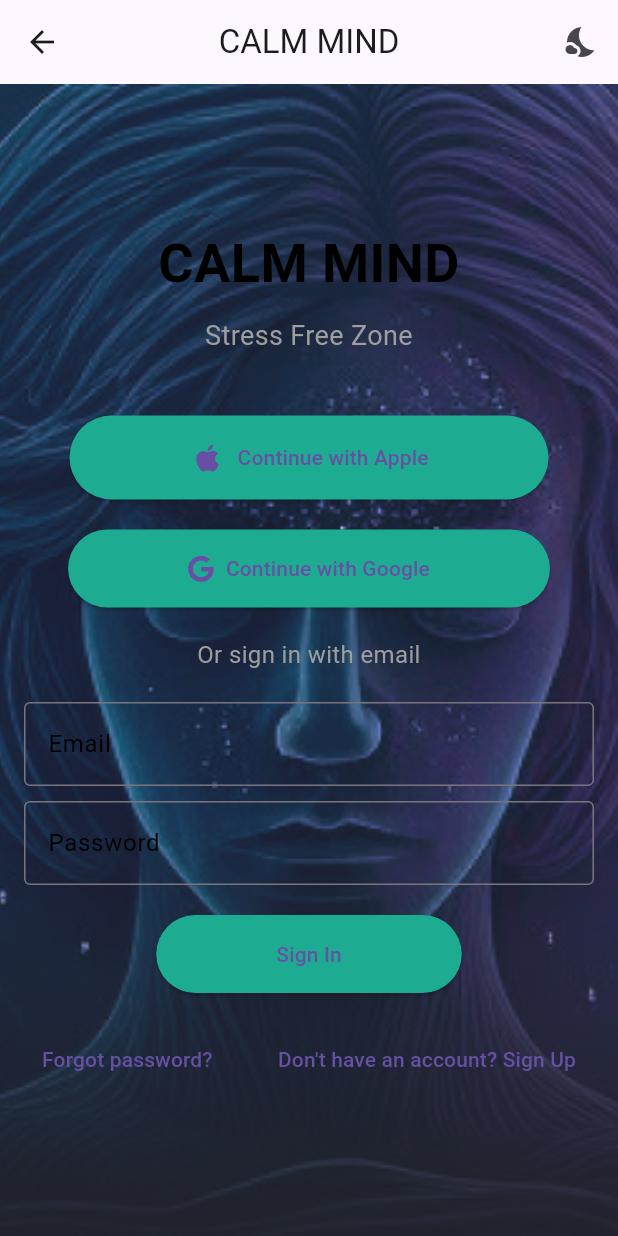
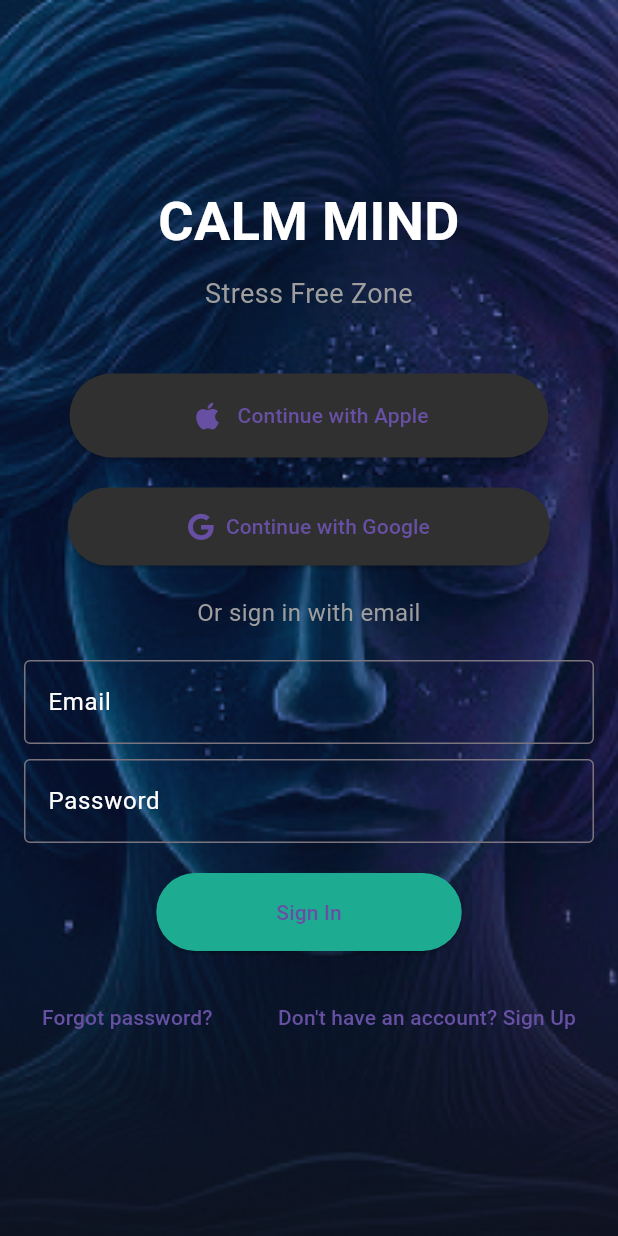
Before and after one commit to nimeshayasith/StressFreeZone_mobile, a Flutter app: the LoginPage screen opened by its route, on a phone screen of 412 x 824 dp. Run offline on Flutter 3.47's test engine with Material 3 defaults, Android fonts, the phone set to English and light mode, and no system bars; our stand-ins replace flutter_secure_storage, font_awesome_flutter, google_sign_in, image_picker, loading_animation_widget, percent_indicator and 2 more; accounts and stored records are empty; Roboto replaces fonts that are missing (Cabin).

Commit message:
exit the darkmode from signin

```diff
--- a/lib/screens/login_page/login_page.dart
+++ b/lib/screens/login_page/login_page.dart
@@ -87,24 +87,24 @@ class _LoginPageState extends State<LoginPage> {
   @override
   Widget build(BuildContext context) {
     return Scaffold(
-      appBar: AppBar(
-        title: const Text(
-          'CALM MIND',
-          style: TextStyle(fontFamily: 'Cabin'),
-        ),
-        centerTitle: true,
-        actions: [
-          IconButton(
-            icon: Icon(widget.isDarkMode ? Icons.wb_sunny : Icons.nights_stay),
-            onPressed: () {
-              widget.toggleTheme();
-            },
-          ),
-        ],
-      ),
+      // appBar: AppBar(
+      //   title: const Text(
+      //     'CALM MIND',
+      //     style: TextStyle(fontFamily: 'Cabin'),
+      //   ),
+      //   centerTitle: true,
+      //   actions: [
+      //     IconButton(
+      //       icon: Icon(widget.isDarkMode ? Icons.wb_sunny : Icons.nights_stay),
+      //       onPressed: () {
+      //         widget.toggleTheme();
+      //       },
+      //     ),
+      //   ],
+      // ),
       backgroundColor: widget.isDarkMode
           ? const Color.fromRGBO(59, 94, 132, 1.0)
-          : Colors.white,
+          : const Color.fromRGBO(59, 94, 132, 1.0),
       body: Stack(
         children: [
           // Background Image
@@ -133,7 +133,9 @@ class _LoginPageState extends State<LoginPage> {
                         fontSize: 36.0,
                         fontWeight: FontWeight.bold,
                         fontFamily: 'Cabin',
-                        color: widget.isDarkMode ? Colors.white : Colors.black,
+                        color: widget.isDarkMode
+                            ? Colors.white
+                            : const Color.fromARGB(255, 255, 255, 255),
                       ),
                     ),
                     const SizedBox(height: 10),
@@ -160,9 +162,8 @@ class _LoginPageState extends State<LoginPage> {
                   style: ElevatedButton.styleFrom(
                     padding: const EdgeInsets.symmetric(
                         vertical: 16.0, horizontal: 80.0),
-                    backgroundColor: widget.isDarkMode
-                        ? Colors.grey[850]
-                        : const Color.fromRGBO(29, 172, 146, 1.00),
+                    backgroundColor:
+                        widget.isDarkMode ? Colors.grey[850] : Colors.grey[850],
                   ),
                 ),
                 const SizedBox(height: 20),
@@ -176,9 +177,8 @@ class _LoginPageState extends State<LoginPage> {
                   style: ElevatedButton.styleFrom(
                     padding: const EdgeInsets.symmetric(
                         vertical: 16.0, horizontal: 80.0),
-                    backgroundColor: widget.isDarkMode
-                        ? Colors.grey[850]
-                        : const Color.fromRGBO(29, 172, 146, 1.00),
+                    backgroundColor:
+                        widget.isDarkMode ? Colors.grey[850] : Colors.grey[850],
                   ),
                 ),
                 const SizedBox(height: 20),
@@ -200,10 +200,14 @@ class _LoginPageState extends State<LoginPage> {
                     labelText: 'Email',
                     border: const OutlineInputBorder(),
                     labelStyle: TextStyle(
-                        color: widget.isDarkMode ? Colors.white : Colors.black),
+                        color: widget.isDarkMode
+                            ? Colors.white
+                            : const Color.fromARGB(255, 255, 255, 255)),
                   ),
                   style: TextStyle(
-                      color: widget.isDarkMode ? Colors.white : Colors.black),
+                      color: widget.isDarkMode
+                          ? Colors.white
+                          : const Color.fromARGB(255, 255, 255, 255)),
                 ),
                 const SizedBox(height: 10),
                 // Password Input
@@ -213,11 +217,15 @@ class _LoginPageState extends State<LoginPage> {
                     labelText: 'Password',
                     border: const OutlineInputBorder(),
                     labelStyle: TextStyle(
-                        color: widget.isDarkMode ? Colors.white : Colors.black),
+                        color: widget.isDarkMode
+                            ? Colors.white
+                            : const Color.fromARGB(255, 255, 255, 255)),
                   ),
                   obscureText: true,
                   style: TextStyle(
-                      color: widget.isDarkMode ? Colors.white : Colors.black),
+                      color: widget.isDarkMode
+                          ? Colors.white
+                          : const Color.fromARGB(255, 255, 255, 255)),
                 ),
                 const SizedBox(height: 20),
                 // Sign-In Button
```
Also changed, not shown: lib/screens/login_page/login_preview.dart (+146 -0 lines).
